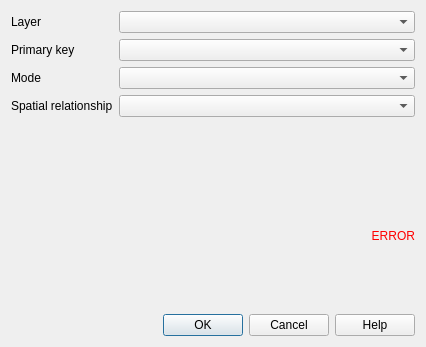
Before: the Qt Designer form lizmap/resources/ui/ui_form_filter_by_polygon.ui in 3liz/lizmap-plugin, drawn with Qt 5.
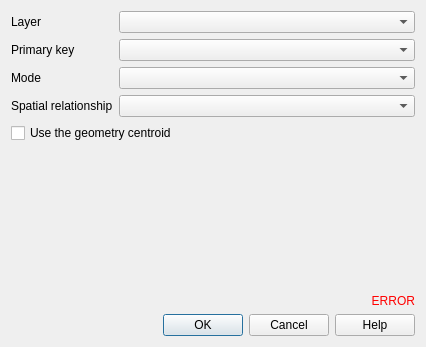
After: the same form once the commit is applied. Custom widgets are drawn as their Qt base class.

Commit message: Filtering - Add new option by centroid for filtering by polygon

```diff
--- a/lizmap/resources/ui/ui_form_filter_by_polygon.ui
+++ b/lizmap/resources/ui/ui_form_filter_by_polygon.ui
@@ -61,6 +61,26 @@
      </item>
     </layout>
    </item>
+   <item>
+    <widget class="QCheckBox" name="checkbox_use_centroid">
+     <property name="text">
+      <string>Use the geometry centroid</string>
+     </property>
+    </widget>
+   </item>
+   <item>
+    <spacer name="verticalSpacer">
+     <property name="orientation">
+      <enum>Qt::Vertical</enum>
+     </property>
+     <property name="sizeHint" stdset="0">
+      <size>
+       <width>20</width>
+       <height>40</height>
+      </size>
+     </property>
+    </spacer>
+   </item>
    <item>
     <widget class="QLabel" name="error">
      <property name="styleSheet">
```
The commit also changes 6 other files.
